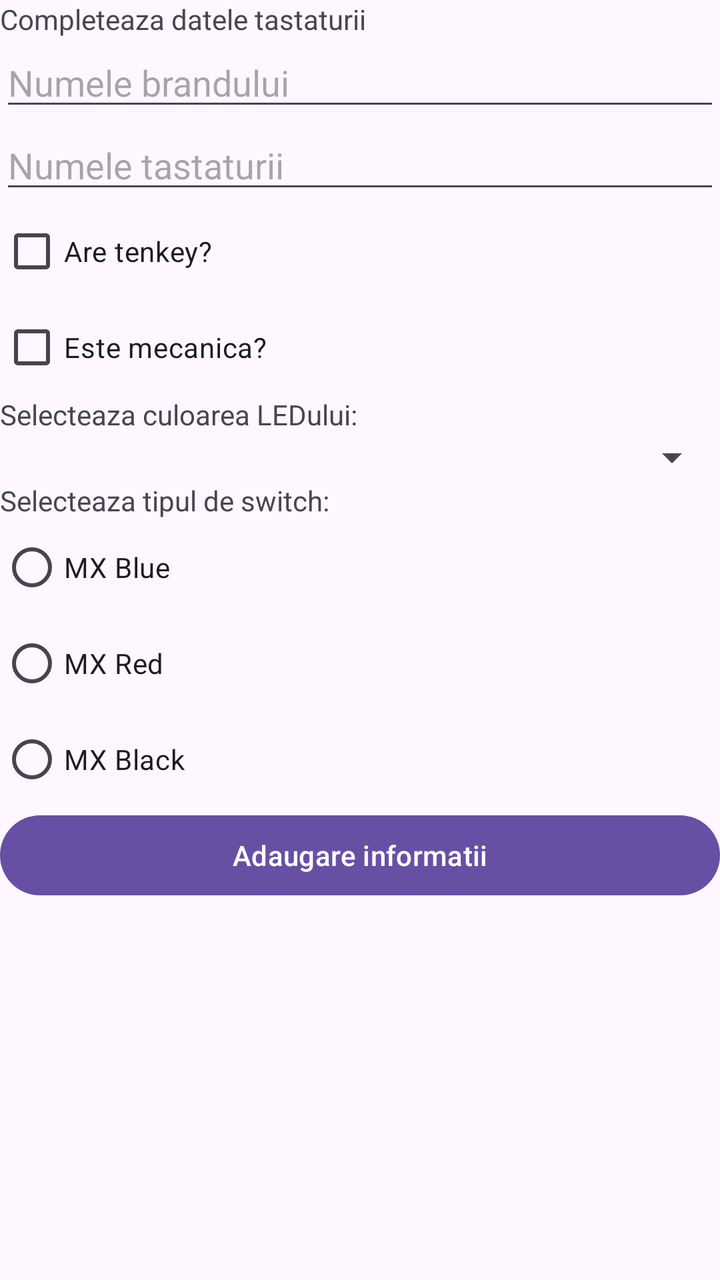
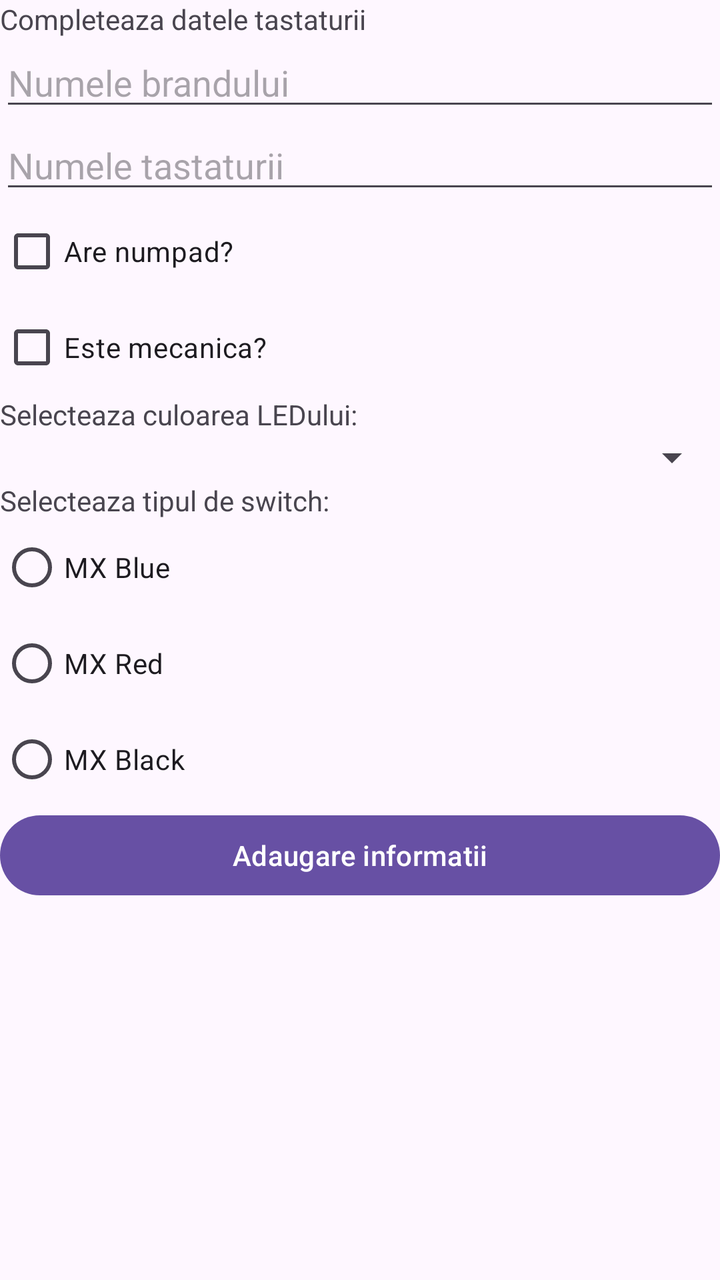

Compare the two renders of this Android layout. The source of the first and the diff that turns it into the second are given below.
<!-- AndroidManifest.xml: application theme Theme.Laborator2 -->
<!-- res/layout/activity_completare_date_tastatura.xml -->
<?xml version="1.0" encoding="utf-8"?>
<LinearLayout xmlns:android="http://schemas.android.com/apk/res/android"
    xmlns:app="http://schemas.android.com/apk/res-auto"
    xmlns:tools="http://schemas.android.com/tools"
    android:id="@+id/main"
    android:orientation="vertical"
    android:layout_width="match_parent"
    android:layout_height="match_parent"
    tools:context=".CompletareDateTastatura">

    <TextView
        android:layout_width="wrap_content"
        android:layout_height="wrap_content"
        android:text="@string/completeaza_datele_tastaturii"
        />

    <EditText
        android:id="@+id/brandTastatura_ET"
        android:layout_width="match_parent"
        android:layout_height="wrap_content"
        android:hint="@string/numele_brandului"
        android:inputType="text"
        />

    <EditText
        android:id="@+id/numeTastatura_ET"
        android:layout_width="match_parent"
        android:layout_height="wrap_content"
        android:hint="@string/numele_tastaturii"
        android:inputType="text"
        />

    <CheckBox
        android:id="@+id/areTK_CB"
        android:layout_width="match_parent"
        android:layout_height="wrap_content"
        android:text="@string/are_tenkey"
        />

    <CheckBox
        android:id="@+id/esteMecanica_CB"
        android:layout_width="match_parent"
        android:layout_height="wrap_content"
        android:text="@string/este_mecanica"
        />

    <TextView
        android:layout_width="wrap_content"
        android:layout_height="wrap_content"
        android:text="@string/selecteaza_culoarea_ledului"
        />

    <Spinner
        android:id="@+id/culoareLED_S"
        android:layout_width="match_parent"
        android:layout_height="wrap_content"

        />

    <TextView
        android:layout_width="wrap_content"
        android:layout_height="wrap_content"
        android:text="@string/selecteaza_tipul_de_switch"
        />

    <RadioGroup
        android:id="@+id/rg_culoare_switch"
        android:layout_width="match_parent"
        android:layout_height="wrap_content">
        <RadioButton
            android:id="@+id/radio_mxblue"
            android:layout_width="match_parent"
            android:layout_height="wrap_content"
            android:text="@string/mx_blue"
            />
        <RadioButton
            android:id="@+id/radio_mxred"
            android:layout_width="match_parent"
            android:layout_height="wrap_content"
            android:text="@string/mx_red"
            />
        <RadioButton
            android:id="@+id/radio_mxblack"
            android:layout_width="match_parent"
            android:layout_height="wrap_content"
            android:text="@string/mx_black"
            />
    </RadioGroup>

    <Button
        android:layout_width="match_parent"
        android:layout_height="wrap_content"
        android:onClick="trimitereInformatii"
        android:text="@string/adaugare_informatii" />

</LinearLayout>
<!-- resources referenced by this layout -->
<resources>
  <string name="adaugare_informatii">Adaugare informatii</string>
  <string name="are_tenkey">Are tenkey?</string>
  <string name="completeaza_datele_tastaturii">Completeaza datele tastaturii</string>
  <string name="este_mecanica">Este mecanica?</string>
  <string name="mx_black">MX Black</string>
  <string name="mx_blue">MX Blue</string>
  <string name="mx_red">MX Red</string>
  <string name="numele_brandului">Numele brandului</string>
  <string name="numele_tastaturii">Numele tastaturii</string>
  <string name="selecteaza_culoarea_ledului">Selecteaza culoarea LEDului:</string>
  <string name="selecteaza_tipul_de_switch">Selecteaza tipul de switch:</string>
  <style name="Theme.Laborator2" parent="Base.Theme.Laborator2" />
  <style name="Base.Theme.Laborator2" parent="Theme.Material3.DayNight.NoActionBar">
          
          
      </style>
</resources>

<!-- the commit's change to res/layout/activity_completare_date_tastatura.xml (unified diff, before → after) -->
@@ -34,7 +34,7 @@
         android:id="@+id/areTK_CB"
         android:layout_width="match_parent"
         android:layout_height="wrap_content"
-        android:text="@string/are_tenkey"
+        android:text="@string/are_numpad"
         />
 
     <CheckBox
<!-- resource entries referenced after the edit -->
@@ -1,7 +1,7 @@
 <!-- resources referenced by this layout -->
 <resources>
   <string name="adaugare_informatii">Adaugare informatii</string>
-  <string name="are_tenkey">Are tenkey?</string>
+  <string name="are_numpad">Are numpad?</string>
   <string name="completeaza_datele_tastaturii">Completeaza datele tastaturii</string>
   <string name="este_mecanica">Este mecanica?</string>
   <string name="mx_black">MX Black</string>
